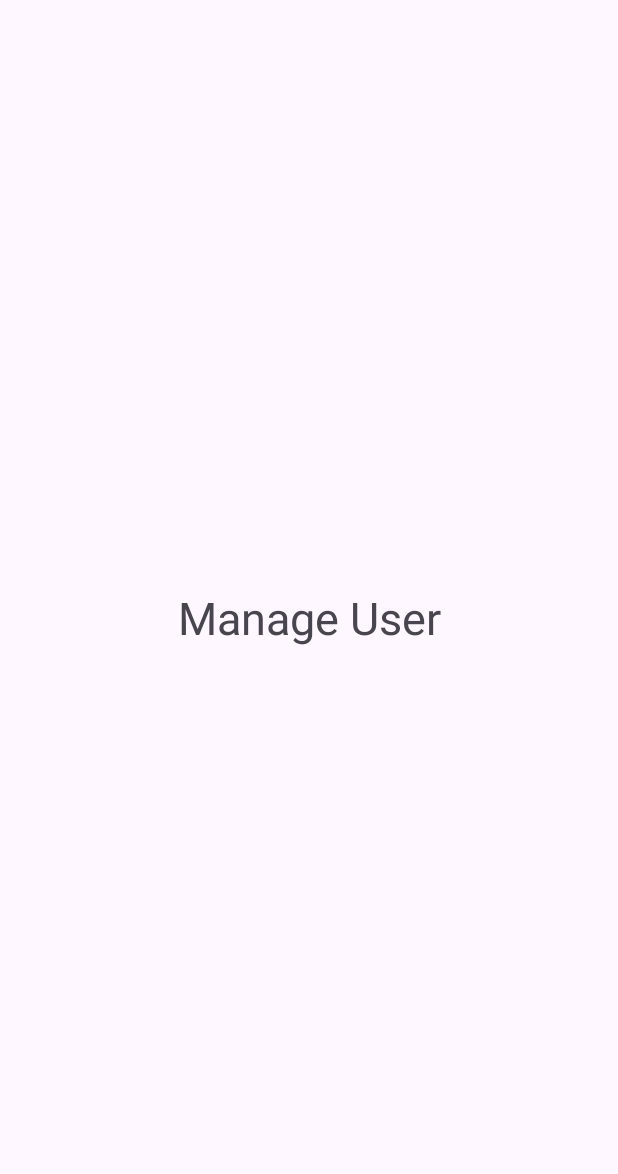
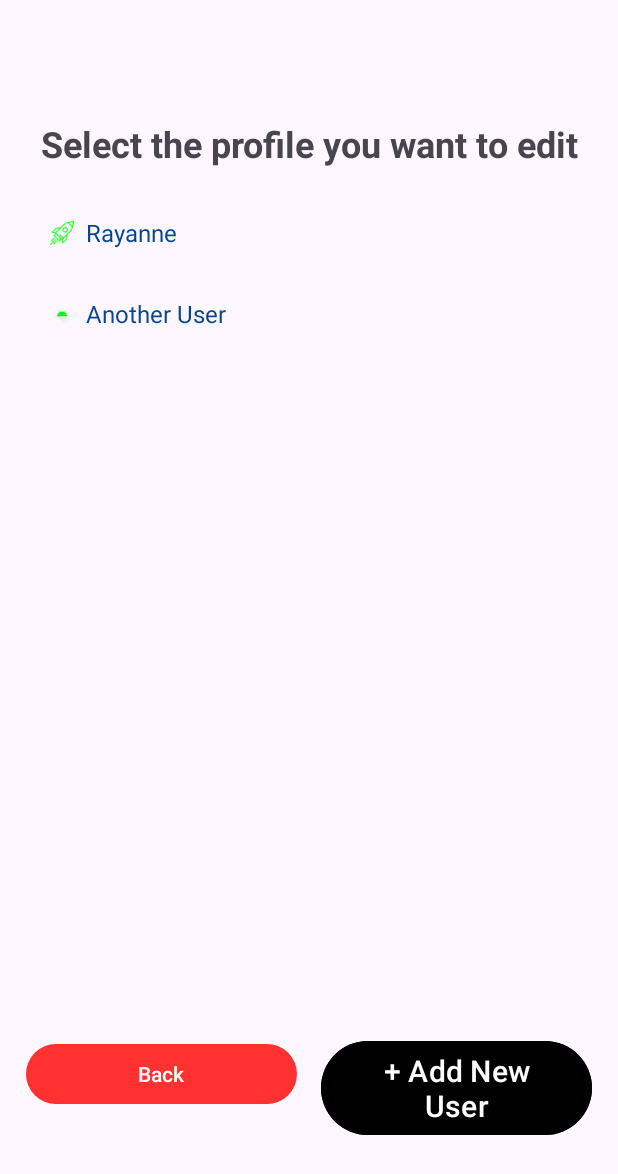
Before and after one commit to rayandradez/EmixerApp, an Android app: the ManageUser screen opened through its navigation route, on a phone screen of 412 x 824 dp. Shown: the top 1174 px of the screen. Run offline under Robolectric (Android 15) with nearby library versions, the phone set to English and light mode, and no system bars.

Commit message:
flow updated

```diff
--- a/app/src/main/java/com/example/emixerapp/data/model/UserModel.kt
+++ b/app/src/main/java/com/example/emixerapp/data/model/UserModel.kt
@@ -4,7 +4,6 @@ package com.example.emixerapp.data.model
 data class UserModel(
     val name: String = "",
     val iconIndex: Int = 0, // Added icon index
-//    val img: String = "",
     val bass: Int = 0,
     val middle: Int = 0,
     val truble: Int = 0
--- a/app/src/main/java/com/example/emixerapp/ui/screens/AddUser.kt
+++ b/app/src/main/java/com/example/emixerapp/ui/screens/AddUser.kt
@@ -49,6 +49,7 @@ class AddUser : Fragment() {
 
         adapterIconList.onItemClick  = { position ->
             Log.e("AddUser", "CurrentPosition: " + position)
+            binding.editNewName.setText("My new position: " + position)
         }
 
         return binding.root
--- a/app/src/main/java/com/example/emixerapp/ui/screens/ManageUser.kt
+++ b/app/src/main/java/com/example/emixerapp/ui/screens/ManageUser.kt
@@ -1,30 +1,63 @@
 package com.example.emixerapp.ui.screens
 
 import android.os.Bundle
-import androidx.fragment.app.Fragment
 import android.view.LayoutInflater
 import android.view.View
 import android.view.ViewGroup
+import androidx.fragment.app.Fragment
+import androidx.navigation.findNavController
+import androidx.recyclerview.widget.LinearLayoutManager
+import androidx.recyclerview.widget.RecyclerView
+import com.example.emixerapp.data.model.UserModel
+import com.example.emixerapp.ui.components.adapters.UsersAdapter
+import com.example.mvvmapp.R
 import com.example.mvvmapp.databinding.FragmentManageUserBinding
 
-/**
- * A simple [Fragment] subclass.
- * Use the [ManageUser.newInstance] factory method to
- * create an instance of this fragment.
- */
 
 class ManageUser : Fragment() {
 
     private lateinit var binding: FragmentManageUserBinding
+    private lateinit var recyclerView: RecyclerView
+    private lateinit var adapter: UsersAdapter
+    private lateinit var userList: ArrayList<UserModel> // Make userList a property
+
 
     override fun onCreateView(
         inflater: LayoutInflater, container: ViewGroup?,
         savedInstanceState: Bundle?
     ): View? {
-        // Inflate the layout for this fragment
         binding = FragmentManageUserBinding.inflate(inflater, container, false)
+        recyclerView = binding.recyclerViewUser // Get reference to RecyclerView in your layout
+
+
+        // Fetch the user list (replace with your actual data fetching logic)
+        userList = fetchUserList() //  Get users from ViewModel or repository
+
+        adapter = UsersAdapter(userList)
+        recyclerView.adapter = adapter
+        recyclerView.layoutManager = LinearLayoutManager(activity, LinearLayoutManager.VERTICAL, false) // Vertical list
+        recyclerView.setHasFixedSize(true)
+
+
+        binding.addNewUserButton.setOnClickListener {
+            it.findNavController().navigate(R.id.action_manageUser_to_AddUser)
+        }
+
+        binding.backButton.setOnClickListener {
+            it.findNavController().navigateUp()
+        }
 
         return binding.root
     }
 
+    // Function to fetch the user list (replace with your data source)
+    private fun fetchUserList(): ArrayList<UserModel> {
+        //  Implement your data fetching logic here
+        // This could involve getting data from a ViewModel, database, or network call.
+        // For now, we'll use a placeholder list.  Replace this with your actual data loading.
+        val list = ArrayList<UserModel>()
+        list.add(UserModel("Rayanne", 1, 0, 0, 0))
+        list.add(UserModel("Another User", 2, 1, 1, 1))
+        return list
+    }
 }
--- a/app/src/main/java/com/example/emixerapp/ui/screens/Welcome.kt
+++ b/app/src/main/java/com/example/emixerapp/ui/screens/Welcome.kt
@@ -31,7 +31,7 @@ class Welcome : Fragment() {
 
         myRecyclerUser = binding.recyclerViewUser
         userList = ArrayList<UserModel>()
-        userList.add(UserModel("Rayanne", 3, 0, 0, 0))
+        userList.add(UserModel("Rayanne", 1, 0, 0, 0))
 
         adapterUserList = UsersAdapter(userList)
 
@@ -43,9 +43,6 @@ class Welcome : Fragment() {
         binding.ManageUser.setOnClickListener {
             it.findNavController().navigate(R.id.action_welcome_to_manageUser)
         }
-        binding.NewUser.setOnClickListener {
-            it.findNavController().navigate(R.id.action_welcome_to_addUser2)
-        }
 
         return binding.root
     }
--- a/app/src/main/res/layout/fragment_add_user.xml
+++ b/app/src/main/res/layout/fragment_add_user.xml
@@ -29,6 +29,7 @@
             android:hint="@string/name">
 
             <com.google.android.material.textfield.TextInputEditText
+                android:id="@+id/editNewName"
                 android:layout_width="match_parent"
                 android:layout_height="wrap_content" />
 
@@ -43,7 +44,6 @@
             android:layout_below="@+id/filledTextField"
             android:layout_marginTop="15dp"
             />
-
 
     </RelativeLayout>
 
--- a/app/src/main/res/layout/fragment_manage_user.xml
+++ b/app/src/main/res/layout/fragment_manage_user.xml
@@ -1,16 +1,65 @@
 <?xml version="1.0" encoding="utf-8"?>
-<LinearLayout xmlns:android="http://schemas.android.com/apk/res/android"
+<androidx.constraintlayout.widget.ConstraintLayout xmlns:android="http://schemas.android.com/apk/res/android"
+    xmlns:app="http://schemas.android.com/apk/res-auto"
     xmlns:tools="http://schemas.android.com/tools"
     android:layout_width="match_parent"
     android:layout_height="match_parent"
     tools:context="com.example.emixerapp.ui.screens.ManageUser">
 
-    <!-- TODO: Update blank fragment layout -->
     <TextView
+        android:id="@+id/manageProfilesTitle"
+        android:layout_width="wrap_content"
+        android:layout_height="wrap_content"
+        android:text="Select the profile you want to edit"
+        android:textSize="24sp"
+        android:textStyle="bold"
+        app:layout_constraintEnd_toEndOf="parent"
+        app:layout_constraintStart_toStartOf="parent"
+        app:layout_constraintTop_toTopOf="parent"
+        android:layout_marginTop="32dp"/>
+
+    <androidx.recyclerview.widget.RecyclerView
+        android:id="@+id/recycler_view_user"
+        android:layout_width="0dp"
+        android:layout_height="0dp"
+        app:layout_constraintTop_toBottomOf="@+id/manageProfilesTitle"
+        app:layout_constraintStart_toStartOf="parent"
+        app:layout_constraintEnd_toEndOf="parent"
+        app:layout_constraintBottom_toTopOf="@+id/buttonLayout"
+        android:layout_marginTop="16dp"
+        android:layout_marginStart="16dp"
+        android:layout_marginEnd="16dp"
+        tools:listitem="@layout/adapter_user"/>
+
+    <LinearLayout
+        android:id="@+id/buttonLayout"
         android:layout_width="match_parent"
-        android:layout_height="match_parent"
-        android:gravity="center"
-        android:textSize="30sp"
-        android:text="Manage User" />
+        android:layout_height="wrap_content"
+        android:orientation="horizontal"
+        app:layout_constraintBottom_toBottomOf="parent"
+        android:layout_marginBottom="16dp"
+        android:layout_marginStart="16dp"
+        android:layout_marginEnd="16dp">
 
-</LinearLayout>
+
+        <Button
+            android:id="@+id/backButton"
+            android:layout_width="0dp"
+            android:layout_height="wrap_content"
+            android:text="Back"
+            android:layout_weight="1"
+            android:layout_marginEnd="8dp"/>
+
+        <Button
+            android:id="@+id/addNewUserButton"
+            android:layout_width="0dp"
+            android:layout_height="wrap_content"
+            android:text="@string/add_new_user"
+            android:backgroundTint="@color/black"
+            android:textSize="20sp"
+            android:layout_weight="1"
+            android:layout_marginStart="8dp"/>
+
+    </LinearLayout>
+
+</androidx.constraintlayout.widget.ConstraintLayout>
--- a/app/src/main/res/layout/fragment_welcome.xml
+++ b/app/src/main/res/layout/fragment_welcome.xml
@@ -32,16 +32,6 @@
             tools:listitem="@layout/adapter_user"/>
 
         <Button
-            android:id="@+id/NewUser"
-            android:layout_width="match_parent"
-            android:layout_height="wrap_content"
-            android:layout_gravity="center"
-            android:layout_marginTop="20dp"
-            android:text="@string/add_new_user"
-            android:backgroundTint="@color/black"
-            android:textSize="20sp" />
-
-        <Button
             android:id="@+id/ManageUser"
             android:layout_width="match_parent"
             android:layout_height="wrap_content"
@@ -51,6 +41,7 @@
             android:backgroundTint="@color/black"
             android:textSize="20sp" />
 
+
     </LinearLayout>
 
 
--- a/app/src/main/res/navigation/nav_graph.xml
+++ b/app/src/main/res/navigation/nav_graph.xml
@@ -16,9 +16,6 @@
         <action
             android:id="@+id/action_welcome_to_manageUser"
             app:destination="@id/manageUser" />
-        <action
-            android:id="@+id/action_welcome_to_addUser2"
-            app:destination="@id/AddUser" />
     </fragment>
     <fragment
         android:id="@+id/userPage"
@@ -29,7 +26,11 @@
         android:id="@+id/manageUser"
         android:name="com.example.emixerapp.ui.screens.ManageUser"
         android:label="fragment_manage_user"
-        tools:layout="@layout/fragment_manage_user" />
+        tools:layout="@layout/fragment_manage_user" >
+        <action
+            android:id="@+id/action_manageUser_to_AddUser"
+            app:destination="@id/AddUser" />
+    </fragment>
     <fragment
         android:id="@+id/AddUser"
         android:name="com.example.emixerapp.ui.screens.AddUser"
```
